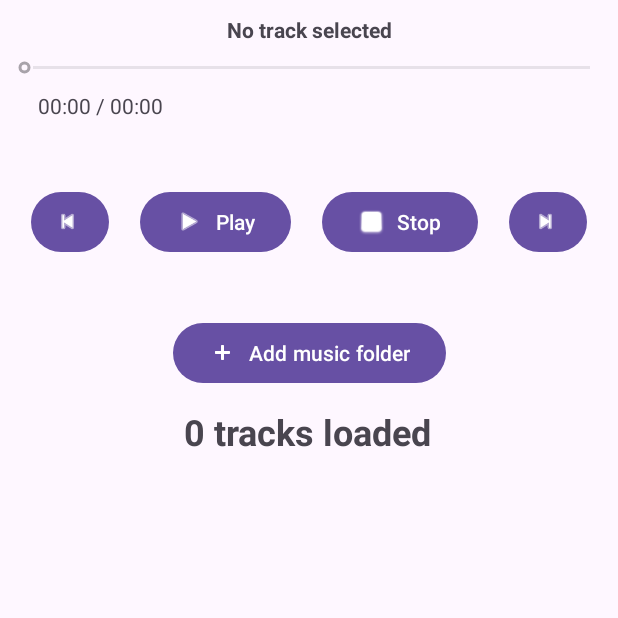
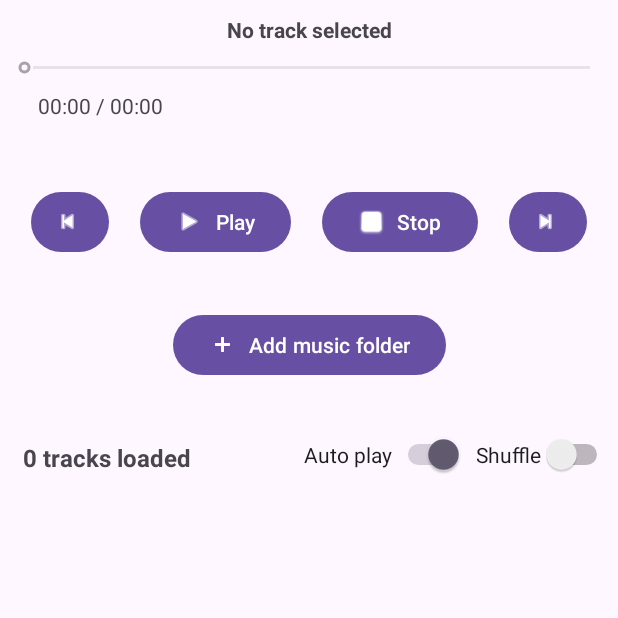
Before and after one commit to AnthonyThomahawk/CozyMusicPlayer, an Android app: the screen it shows after launch (MainActivity), on a phone screen of 412 x 824 dp, the top half of it. Run offline under Robolectric (Android 15) with nearby library versions, the phone set to English and light mode, and no system bars.

Commit message:
Added auto play and shuffle functions

```diff
--- a/app/src/main/java/com/TonyTSoftware/cozymusicplayer/MainActivity.kt
+++ b/app/src/main/java/com/TonyTSoftware/cozymusicplayer/MainActivity.kt
@@ -8,6 +8,7 @@ import android.os.Build
 import android.os.Bundle
 import android.widget.Button
 import android.widget.SeekBar
+import android.widget.Switch
 import android.widget.TextView
 import androidx.annotation.RequiresApi
 import androidx.appcompat.app.AppCompatActivity
@@ -35,6 +36,9 @@ class MainActivity : AppCompatActivity() {
     private var seekBarThreadRunning : Boolean = false
     private var seekBarisHeld : Boolean = false
     private lateinit var timeView : TextView
+    private lateinit var autoPlaySwitch : Switch
+    private lateinit var shuffleSwitch : Switch
+    private var shuffle : Boolean = false
 
     companion object { // a bit non optimal, will change this later
         lateinit var mainActivityPtr : MainActivity
@@ -56,12 +60,12 @@ class MainActivity : AppCompatActivity() {
         nextBtn = findViewById(R.id.nextBtn)
         seekBar = findViewById(R.id.seekBar)
         timeView = findViewById(R.id.timeView)
+        autoPlaySwitch = findViewById(R.id.switch1)
+        shuffleSwitch = findViewById(R.id.switch2)
 
         seekBar.max = 1
         seekBar.progress = 0
         seekBar.isEnabled = false
-
-        val test = this.theme
 
         seekBar.setOnSeekBarChangeListener(object : SeekBar.OnSeekBarChangeListener{
             override fun onProgressChanged(seekBar: SeekBar, progress: Int, fromUser: Boolean) {
@@ -96,6 +100,25 @@ class MainActivity : AppCompatActivity() {
 
         nextBtn.setOnClickListener {
             nextTrack()
+        }
+
+        musicPlayer.autoPlay = autoPlaySwitch.isChecked
+
+        autoPlaySwitch.setOnClickListener {
+            musicPlayer.autoPlay = autoPlaySwitch.isChecked
+        }
+
+        shuffleSwitch.setOnClickListener {
+            if (shuffleSwitch.isChecked) {
+                musicPlayer.autoPlay = true
+                autoPlaySwitch.isEnabled = false
+                autoPlaySwitch.isChecked = true
+                shuffle = true
+            }
+            else {
+                autoPlaySwitch.isEnabled = true
+                shuffle = false
+            }
         }
 
         val selectFolderBtn : Button = findViewById(R.id.selectfolderbtn)
@@ -214,7 +237,12 @@ class MainActivity : AppCompatActivity() {
         }
     }
 
-    private fun nextTrack() {
+    fun nextTrack() {
+        if (shuffle) {
+            currentTrackIndex = (0..<audioFilesUri.size).shuffled().last()
+            selectTrack(currentTrackIndex!!)
+            return
+        }
         if (currentTrackIndex != -1) {
             currentTrackIndex = if (currentTrackIndex == audioFilesUri.size - 1)
                 0
@@ -224,7 +252,7 @@ class MainActivity : AppCompatActivity() {
         }
     }
 
-    private fun prevTrack() {
+    fun prevTrack() {
         if (currentTrackIndex != -1) {
             currentTrackIndex = if (currentTrackIndex == 0)
                 audioFilesUri.size - 1
--- a/app/src/main/res/layout/activity_main.xml
+++ b/app/src/main/res/layout/activity_main.xml
@@ -10,7 +10,7 @@
         android:id="@+id/selectfolderbtn"
         android:layout_width="wrap_content"
         android:layout_height="wrap_content"
-        android:layout_marginBottom="12dp"
+        android:layout_marginBottom="40dp"
         android:text="Add music folder"
         app:icon="@android:drawable/ic_input_add"
         app:layout_constraintBottom_toTopOf="@+id/textView2"
@@ -31,13 +31,13 @@
         android:id="@+id/textView2"
         android:layout_width="wrap_content"
         android:layout_height="wrap_content"
-        android:layout_marginBottom="20dp"
+        android:layout_marginBottom="8dp"
         android:text="tracks loaded"
-        android:textSize="24sp"
+        android:textSize="16sp"
         android:textStyle="bold"
         app:layout_constraintBottom_toTopOf="@+id/recyclerView"
         app:layout_constraintEnd_toEndOf="parent"
-        app:layout_constraintHorizontal_bias="0.498"
+        app:layout_constraintHorizontal_bias="0.05"
         app:layout_constraintStart_toStartOf="parent" />
 
     <Button
@@ -119,6 +119,28 @@
         app:layout_constraintTop_toBottomOf="@+id/seekBar"
         tools:layout_editor_absoluteX="21dp" />
 
+    <Switch
+        android:id="@+id/switch1"
+        android:layout_width="wrap_content"
+        android:layout_height="wrap_content"
+        android:layout_marginTop="289dp"
+        android:checked="true"
+        android:text="Auto play"
+        app:layout_constraintEnd_toStartOf="@+id/switch2"
+        app:layout_constraintHorizontal_bias="0.9"
+        app:layout_constraintStart_toEndOf="@+id/textView2"
+        app:layout_constraintTop_toTopOf="parent" />
+
+    <Switch
+        android:id="@+id/switch2"
+        android:layout_width="wrap_content"
+        android:layout_height="wrap_content"
+        android:layout_marginTop="289dp"
+        android:layout_marginEnd="3dp"
+        android:text="Shuffle"
+        app:layout_constraintEnd_toEndOf="parent"
+        app:layout_constraintTop_toTopOf="parent" />
+
     <!--    <TextView-->
     <!--        android:id="@+id/textView"-->
     <!--        android:layout_width="345dp"-->
```
Also changed, not shown: app/src/main/java/com/TonyTSoftware/cozymusicplayer/MusicPlayer.kt (+9 -1 lines).
